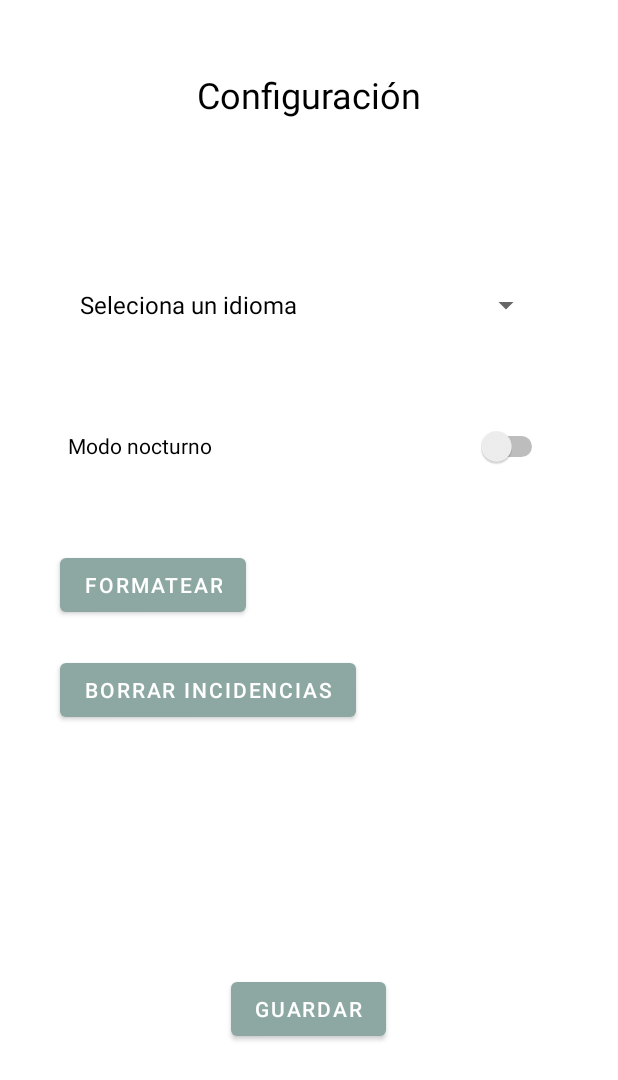
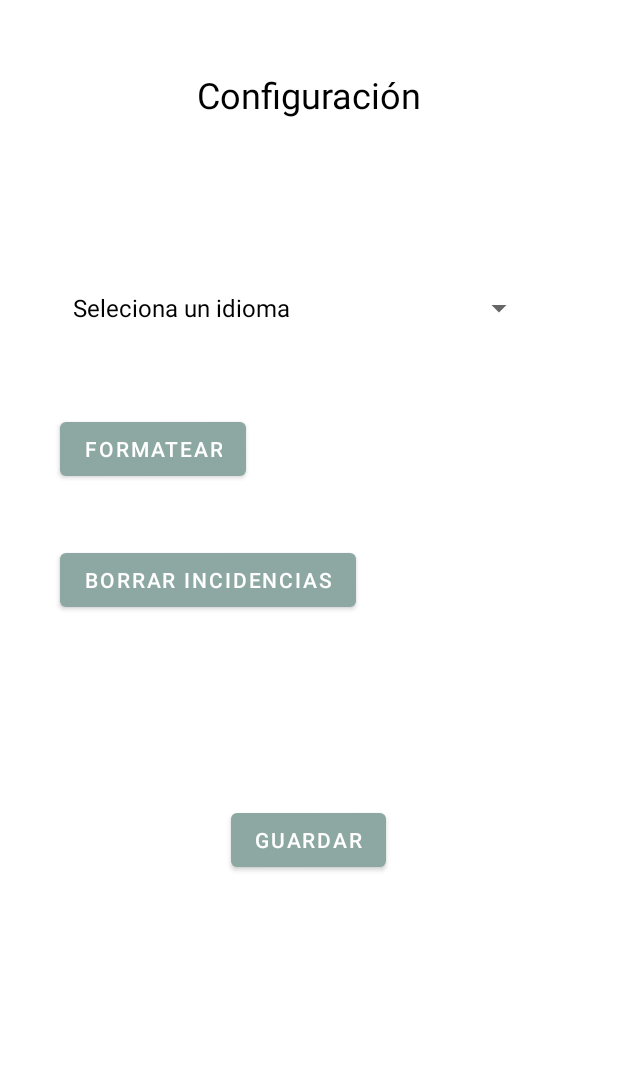
Before and after one commit to nessx/gestor-incidencias, an Android app: the fragment settings shown on its own in the app's theme, on a phone screen of 412 x 824 dp. Shown: the top 1080 px of the screen. Run offline under Robolectric (Android 15) with nearby library versions, the phone set to English and light mode, and no system bars.

Commit message:
settings optimize 2

```diff
--- a/app/src/main/res/layout/fragment_settings.xml
+++ b/app/src/main/res/layout/fragment_settings.xml
@@ -32,22 +32,10 @@
         android:spinnerMode="dialog"
         app:layout_constraintBottom_toBottomOf="parent"
         app:layout_constraintEnd_toEndOf="parent"
-        app:layout_constraintHorizontal_bias="0.471"
+        app:layout_constraintHorizontal_bias="0.421"
         app:layout_constraintStart_toStartOf="parent"
         app:layout_constraintTop_toTopOf="parent"
-        app:layout_constraintVertical_bias="0.229" />
-
-    <Switch
-        android:id="@+id/switch1"
-        android:layout_width="320dp"
-        android:layout_height="60dp"
-        android:text="Modo nocturno"
-        app:layout_constraintBottom_toBottomOf="parent"
-        app:layout_constraintEnd_toEndOf="parent"
-        app:layout_constraintHorizontal_bias="0.494"
-        app:layout_constraintStart_toStartOf="parent"
-        app:layout_constraintTop_toTopOf="parent"
-        app:layout_constraintVertical_bias="0.35" />
+        app:layout_constraintVertical_bias="0.232" />
 
     <Button
         android:id="@+id/btnsave"
@@ -59,7 +47,7 @@
         app:layout_constraintHorizontal_bias="0.498"
         app:layout_constraintStart_toStartOf="parent"
         app:layout_constraintTop_toTopOf="parent"
-        app:layout_constraintVertical_bias="0.836" />
+        app:layout_constraintVertical_bias="0.691" />
 
     <Button
         android:id="@+id/reset"
@@ -71,7 +59,7 @@
         app:layout_constraintHorizontal_bias="0.139"
         app:layout_constraintStart_toStartOf="parent"
         app:layout_constraintTop_toTopOf="parent"
-        app:layout_constraintVertical_bias="0.472" />
+        app:layout_constraintVertical_bias="0.355" />
 
     <Button
         android:id="@+id/resetinc"
@@ -83,6 +71,6 @@
         app:layout_constraintHorizontal_bias="0.185"
         app:layout_constraintStart_toStartOf="parent"
         app:layout_constraintTop_toTopOf="parent"
-        app:layout_constraintVertical_bias="0.562" />
+        app:layout_constraintVertical_bias="0.467" />
 
 </androidx.constraintlayout.widget.ConstraintLayout>
--- a/app/src/main/res/values/colors.xml
+++ b/app/src/main/res/values/colors.xml
@@ -8,4 +8,5 @@
 
     <item name="primary" type="color">#8da8a3</item>
     <item name="primaryDark" type="color">#8da8a3</item>
+
 </resources>
--- a/app/src/main/res/values/strings.xml
+++ b/app/src/main/res/values/strings.xml
@@ -5,6 +5,7 @@
 
     <!-- LENGUAGE ES -->
     <string name="dialog_mensaje">Estás seguro que quieres eliminar todas las incidencias?</string>
+    <string name="dialog_reset">Estás seguro que quieres volver a los valores de fabrica?</string>
     <string name="dialog_aceptar">Aceptar</string>
     <string name="dialog_cancelar">Cancelar</string>
     <string name="dialog_cln_msg">Has seleccionado cancelar.</string>
```
Also changed, not shown: app/src/main/java/com/example/gestor_incidencias/clases/settings.java (+32 -4 lines), app/src/main/res/layout/fragment_agregar.xml (+6 -6 lines), 1 other file.
